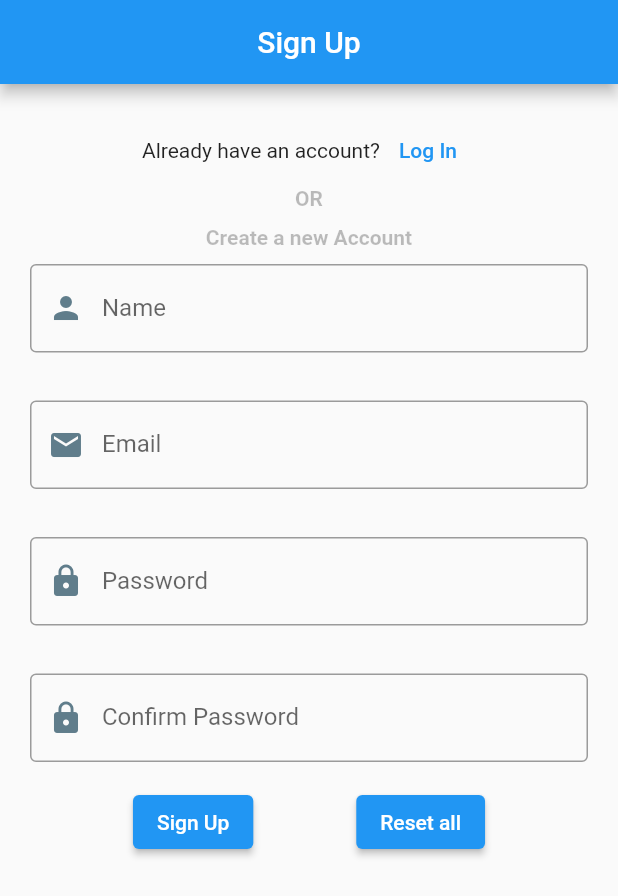
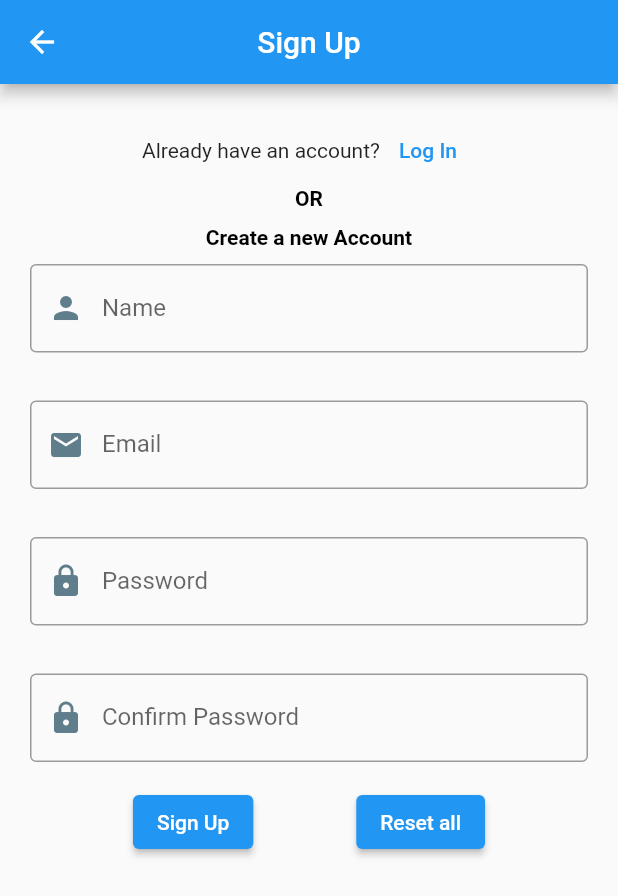
Before and after one commit to dipakkumarsingh454/user_registeration, a Flutter app: the screen it shows after launch, after a tap on "Log In", after a tap on "Create Account", on a phone screen of 412 x 824 dp. Shown: the top 896 px of the screen. Run offline on Flutter 3.47's test engine with Material 2 defaults, Android fonts, the phone set to English and light mode, and no system bars; drawn by our look-alikes of reactive_forms; our stand-ins replace cloud_firestore, firebase_auth, firebase_core, get; accounts and stored records are empty.

Commit message:
UI changes

```diff
--- a/lib/screens/forgotpassword.dart
+++ b/lib/screens/forgotpassword.dart
@@ -41,7 +41,7 @@ class _ForgotPasswordState extends State<ForgotPassword> {
             return Column(
               children: [
                 const Text("Enter your Registered Email Below",
-                  style: TextStyle(color: Colors.black26, fontWeight: FontWeight.bold),
+                  style: TextStyle(color: Colors.black, fontWeight: FontWeight.bold),
                   textAlign: TextAlign.center,
                 ),
                 const SizedBox(height: 16.0,),
--- a/lib/screens/login.dart
+++ b/lib/screens/login.dart
@@ -170,7 +170,7 @@ class _LoginState extends State<Login> {
                     const Text("Don't have an account?"),
                     TextButton(
                       onPressed: () {
-                        Get.offAll(()=>const Signup());
+                        Get.to(()=>const Signup());
                       },
                       child: const Text("Create Account", style: TextStyle(
                           color: Colors.blue
--- a/lib/screens/signup.dart
+++ b/lib/screens/signup.dart
@@ -69,7 +69,7 @@ class _SignupState extends State<Signup> {
                   "OR",
                   textAlign: TextAlign.center,
                   style: TextStyle(
-                      color: Colors.black26, fontWeight: FontWeight.bold
+                      color: Colors.black, fontWeight: FontWeight.bold
                   ),
                 ),
                 const SizedBox(height: 10),
@@ -77,7 +77,7 @@ class _SignupState extends State<Signup> {
                   "Create a new Account",
                   textAlign: TextAlign.center,
                   style: TextStyle(
-                      color: Colors.black26, fontWeight: FontWeight.bold
+                      color: Colors.black, fontWeight: FontWeight.bold
                   ),
                 ),
                 const SizedBox(height: 10),
```
